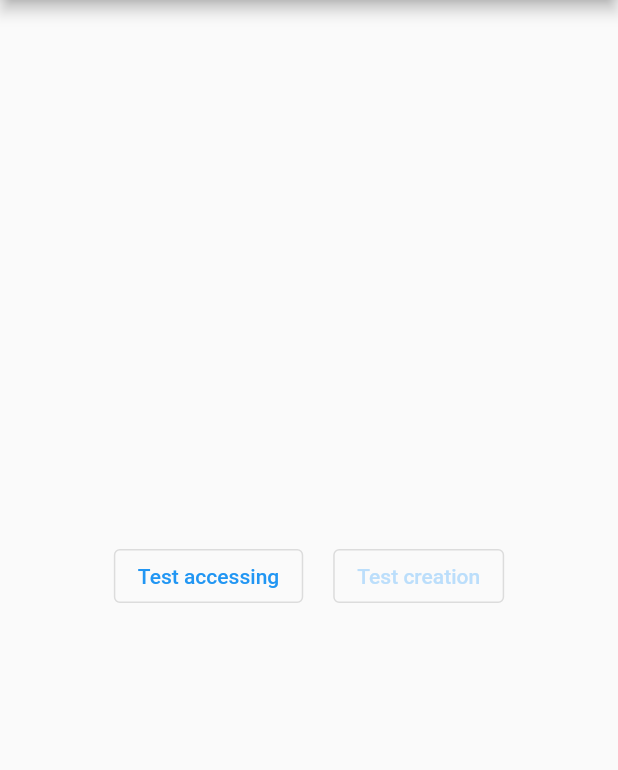
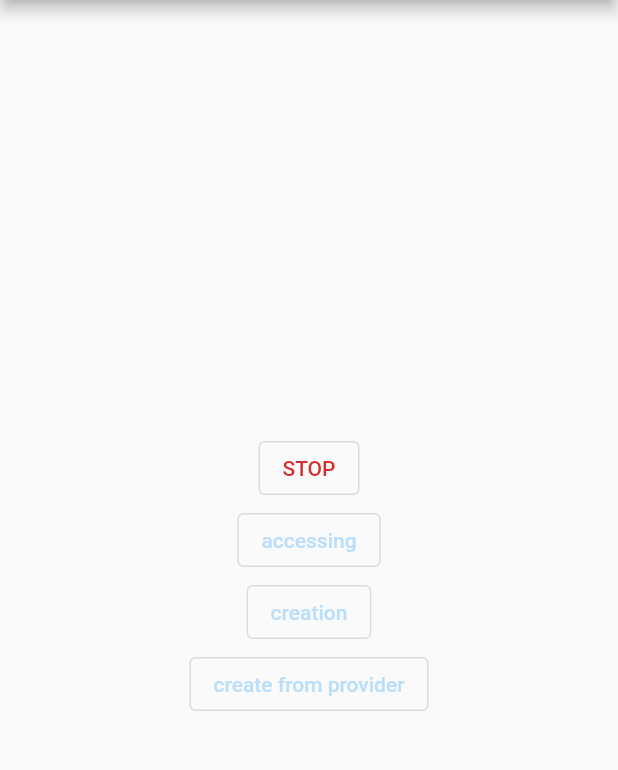
Before and after one commit to reedom/riverpod_testbed, a Flutter app: the screen it shows after launch, on a phone screen of 412 x 824 dp, the part 84-854 px from its top. Run offline on Flutter 3.47's test engine with Material 2 defaults, Android fonts, the phone set to English and light mode, and no system bars; our stand-ins replace flutter_hooks, hooks_riverpod.

Commit message:
feat: add a test case of creating a provider from a provider

```diff
--- a/lib/main.dart
+++ b/lib/main.dart
@@ -2,6 +2,7 @@ import 'package:flutter/material.dart';
 import 'package:flutter_hooks/flutter_hooks.dart';
 import 'package:hooks_riverpod/hooks_riverpod.dart';
 import 'package:riverpod_testbed/testbed/riverpod_test_access_widget.dart';
+import 'package:riverpod_testbed/testbed/riverpod_test_create_from_provider.dart';
 import 'package:riverpod_testbed/testbed/riverpod_test_creation_widget.dart';
 
 void main() {
@@ -21,13 +22,20 @@ class MyApp extends StatelessWidget {
   }
 }
 
+enum TestCase {
+  none,
+  assessing,
+  creation,
+  createFromProvider,
+}
+
 class MyHomePage extends HookWidget {
   MyHomePage({Key? key, required this.title}) : super(key: key);
   final String title;
 
   @override
   Widget build(BuildContext context) {
-    final state = useState(true);
+    final state = useState(TestCase.none);
     final theme = Theme.of(context);
     final activeColor = theme.primaryColor;
     final inactiveColor = theme.primaryColorLight;
@@ -40,29 +48,48 @@ class MyHomePage extends HookWidget {
         child: Center(
           child: Column(
             mainAxisAlignment: MainAxisAlignment.center,
-            children: <Widget>[
-              Row(
-                mainAxisAlignment: MainAxisAlignment.center,
             children: [
               OutlinedButton(
-                    onPressed: () => state.value = true,
-                    child: Text('Test accessing',
+                onPressed: () => state.value = TestCase.none,
+                child: Text('STOP',
                     style: TextStyle(
-                            color: state.value ? activeColor : inactiveColor)),
+                        color: state.value == TestCase.none
+                            ? theme.errorColor
+                            : theme.errorColor.withAlpha(40))),
               ),
               SizedBox(width: 20),
               OutlinedButton(
-                    onPressed: () => state.value = false,
-                    child: Text('Test creation',
+                onPressed: () => state.value = TestCase.assessing,
+                child: Text('accessing',
                     style: TextStyle(
-                            color: !state.value ? activeColor : inactiveColor)),
+                        color: state.value == TestCase.assessing
+                            ? activeColor
+                            : inactiveColor)),
               ),
-                ],
+              SizedBox(width: 20),
+              OutlinedButton(
+                onPressed: () => state.value = TestCase.creation,
+                child: Text('creation',
+                    style: TextStyle(
+                        color: state.value == TestCase.creation
+                            ? activeColor
+                            : inactiveColor)),
               ),
-              if (state.value)
+              SizedBox(width: 20),
+              OutlinedButton(
+                onPressed: () => state.value = TestCase.createFromProvider,
+                child: Text('create from provider',
+                    style: TextStyle(
+                        color: state.value == TestCase.createFromProvider
+                            ? activeColor
+                            : inactiveColor)),
+              ),
+              if (state.value == TestCase.assessing)
                 RiverpodTestAccessWidget()
-              else
-                RiverpodTestCreationWidget(),
+              else if (state.value == TestCase.creation)
+                RiverpodTestCreationWidget()
+              else if (state.value == TestCase.createFromProvider)
+                RiverpodTestCreateFromProviderWidget()
             ],
           ),
         ),
```
Also changed, not shown: lib/testbed/riverpod_test_create_from_provider.dart (added, +31 -0 lines), 1 other file. Lines whose indentation alone changed are shown as unchanged.
